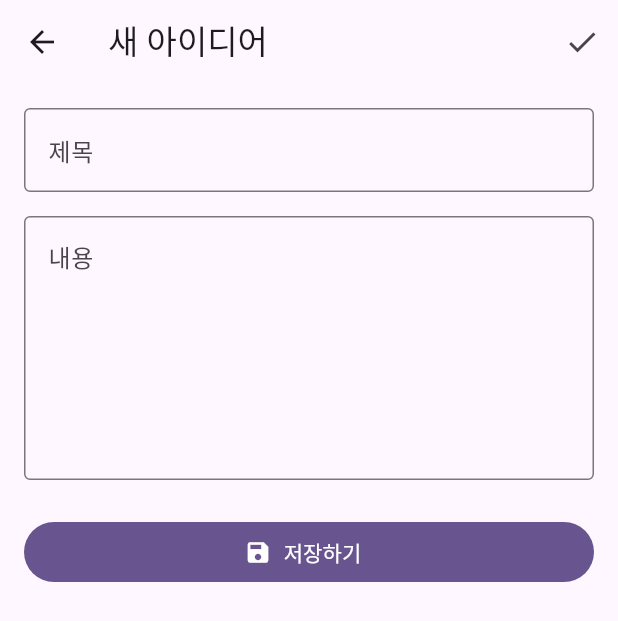
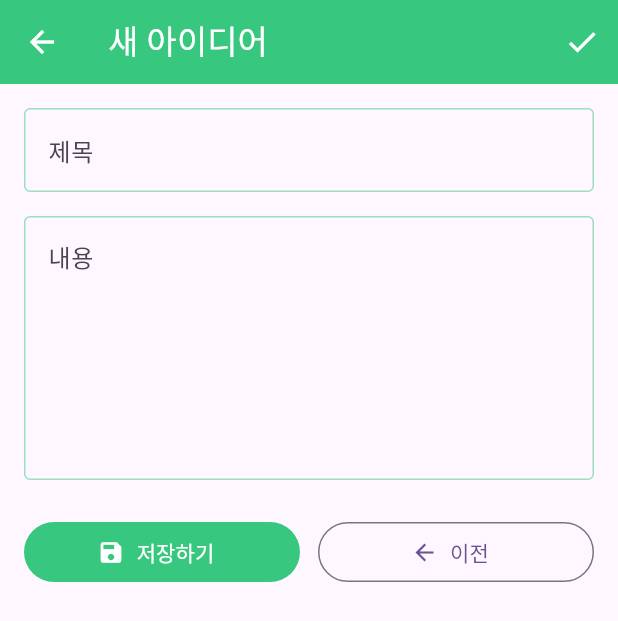
Before and after one commit to haniman999-wq/myapp, a Flutter app: the screen it shows after launch, after a tap on the "add" icon, on a phone screen of 412 x 824 dp. Shown: the top 621 px of the screen. Run offline on Flutter 3.47's test engine with Material 3 defaults, Android fonts, the phone set to English and light mode, and no system bars; our stand-ins replace sqflite; accounts and stored records are empty.

Commit message:
Add splash, search, settings screens and green UI theme
- Add SplashScreen as app entry point with navigation to main
- Add MainScreen with bottom navigation
- Add SearchScreen for filtering ideas
- Add SettingsScreen with delete-all support
- Apply green accent theme to idea form (inputs, buttons, app bar)
- Show save confirmation dialog on idea submit
- Add long-press to delete on home screen list items
- Add deleteAllIdeas to IdeaDatabase

Co-Authored-By: Claude Opus 4.8 <noreply@anthropic.com>

```diff
--- a/lib/main.dart
+++ b/lib/main.dart
@@ -1,6 +1,6 @@
 import 'package:flutter/material.dart';
 
-import 'screens/home_screen.dart';
+import 'screens/splash_screen.dart';
 
 void main() {
   runApp(const IdeaVaultApp());
@@ -17,7 +17,7 @@ class IdeaVaultApp extends StatelessWidget {
         colorScheme: ColorScheme.fromSeed(seedColor: Colors.deepPurple),
         useMaterial3: true,
       ),
-      home: const HomeScreen(),
+      home: const SplashScreen(),
     );
   }
 }
--- a/lib/screens/home_screen.dart
+++ b/lib/screens/home_screen.dart
@@ -55,7 +55,7 @@ class _HomeScreenState extends State<HomeScreen> {
           ),
           TextButton(
             onPressed: () => Navigator.of(context).pop(true),
-            child: const Text('삭제'),
+            child: const Text('삭제', style: TextStyle(color: Colors.red)),
           ),
         ],
       ),
@@ -130,6 +130,10 @@ class _HomeScreenState extends State<HomeScreen> {
                     onPressed: () => _toggleFavorite(idea),
                   ),
                   onTap: () => _openIdeaForm(idea: idea),
+                  onLongPress: () async {
+                    final confirmed = await _confirmDelete(idea);
+                    if (confirmed) _deleteIdea(idea);
+                  },
                 ),
               );
             },
--- a/lib/screens/idea_form_screen.dart
+++ b/lib/screens/idea_form_screen.dart
@@ -1,6 +1,8 @@
 import 'package:flutter/material.dart';
 
 import '../models/idea.dart';
+
+const Color _kPrimaryGreen = Color(0xFF38C77F);
 
 class IdeaFormScreen extends StatefulWidget {
   const IdeaFormScreen({super.key, this.idea});
@@ -34,7 +36,7 @@ class _IdeaFormScreenState extends State<IdeaFormScreen> {
     super.dispose();
   }
 
-  void _submit() {
+  Future<void> _submit() async {
     if (!_formKey.currentState!.validate()) return;
 
     final result = (widget.idea ?? Idea(title: '', content: '', createdAt: DateTime.now()))
@@ -43,6 +45,41 @@ class _IdeaFormScreenState extends State<IdeaFormScreen> {
       content: _contentController.text.trim(),
     );
 
+    await showDialog<void>(
+      context: context,
+      barrierDismissible: false,
+      builder: (context) => AlertDialog(
+        content: Column(
+          mainAxisSize: MainAxisSize.min,
+          children: [
+            const Icon(Icons.check_circle, color: _kPrimaryGreen, size: 72),
+            const SizedBox(height: 16),
+            const Text(
+              '저장되었습니다!',
+              textAlign: TextAlign.center,
+              style: TextStyle(fontSize: 20, fontWeight: FontWeight.bold),
+            ),
+          ],
+        ),
+        actionsAlignment: MainAxisAlignment.center,
+        actions: [
+          SizedBox(
+            width: double.infinity,
+            child: FilledButton(
+              style: FilledButton.styleFrom(
+                backgroundColor: _kPrimaryGreen,
+                foregroundColor: Colors.white,
+                padding: const EdgeInsets.symmetric(vertical: 16),
+              ),
+              onPressed: () => Navigator.of(context).pop(),
+              child: const Text('확인', style: TextStyle(fontSize: 16)),
+            ),
+          ),
+        ],
+      ),
+    );
+
+    if (!mounted) return;
     Navigator.of(context).pop(result);
   }
 
@@ -50,6 +87,8 @@ class _IdeaFormScreenState extends State<IdeaFormScreen> {
   Widget build(BuildContext context) {
     return Scaffold(
       appBar: AppBar(
+        backgroundColor: _kPrimaryGreen,
+        foregroundColor: Colors.white,
         title: Text(_isEditing ? '아이디어 수정' : '새 아이디어'),
         actions: [
           IconButton(
@@ -66,9 +105,16 @@ class _IdeaFormScreenState extends State<IdeaFormScreen> {
           children: [
             TextFormField(
               controller: _titleController,
-              decoration: const InputDecoration(
+              decoration: InputDecoration(
                 labelText: '제목',
-                border: OutlineInputBorder(),
+                border: const OutlineInputBorder(),
+                enabledBorder: OutlineInputBorder(
+                  borderSide: BorderSide(color: _kPrimaryGreen.withValues(alpha: 0.5)),
+                ),
+                focusedBorder: const OutlineInputBorder(
+                  borderSide: BorderSide(color: _kPrimaryGreen, width: 2),
+                ),
+                floatingLabelStyle: const TextStyle(color: _kPrimaryGreen),
               ),
               textInputAction: TextInputAction.next,
               validator: (value) {
@@ -81,9 +127,16 @@ class _IdeaFormScreenState extends State<IdeaFormScreen> {
             const SizedBox(height: 16),
             TextFormField(
               controller: _contentController,
-              decoration: const InputDecoration(
+              decoration: InputDecoration(
                 labelText: '내용',
-                border: OutlineInputBorder(),
+                border: const OutlineInputBorder(),
+                enabledBorder: OutlineInputBorder(
+                  borderSide: BorderSide(color: _kPrimaryGreen.withValues(alpha: 0.5)),
+                ),
+                focusedBorder: const OutlineInputBorder(
+                  borderSide: BorderSide(color: _kPrimaryGreen, width: 2),
+                ),
+                floatingLabelStyle: const TextStyle(color: _kPrimaryGreen),
                 alignLabelWithHint: true,
               ),
               minLines: 6,
@@ -97,10 +150,28 @@ class _IdeaFormScreenState extends State<IdeaFormScreen> {
               },
             ),
             const SizedBox(height: 24),
-            FilledButton.icon(
-              onPressed: _submit,
-              icon: const Icon(Icons.save),
-              label: Text(_isEditing ? '수정 완료' : '저장하기'),
+            Row(
+              children: [
+                Expanded(
+                  child: FilledButton.icon(
+                    style: FilledButton.styleFrom(
+                      backgroundColor: _kPrimaryGreen,
+                      foregroundColor: Colors.white,
+                    ),
+                    onPressed: _submit,
+                    icon: const Icon(Icons.save),
+                    label: Text(_isEditing ? '수정 완료' : '저장하기'),
+                  ),
+                ),
+                const SizedBox(width: 12),
+                Expanded(
+                  child: OutlinedButton.icon(
+                    onPressed: () => Navigator.of(context).pop(),
+                    icon: const Icon(Icons.arrow_back),
+                    label: const Text('이전'),
+                  ),
+                ),
+              ],
             ),
           ],
         ),
--- /dev/null
+++ b/lib/screens/main_screen.dart
@@ -0,0 +1,48 @@
+import 'package:flutter/material.dart';
+
+import 'home_screen.dart';
+import 'search_screen.dart';
+import 'settings_screen.dart';
+
+const Color _kPrimaryBlue = Color(0xFF0080F7);
+
+class MainScreen extends StatefulWidget {
+  const MainScreen({super.key});
+
+  @override
+  State<MainScreen> createState() => _MainScreenState();
+}
+
+class _MainScreenState extends State<MainScreen> {
+  int _selectedIndex = 0;
+
+  void _onTabTapped(int index) {
+    setState(() {
+      _selectedIndex = index;
+    });
+  }
+
+  @override
+  Widget build(BuildContext context) {
+    final screens = <Widget>[
+      const HomeScreen(),
+      const SearchScreen(),
+      const SettingsScreen(),
+    ];
+
+    return Scaffold(
+      body: screens[_selectedIndex],
+      bottomNavigationBar: BottomNavigationBar(
+        currentIndex: _selectedIndex,
+        onTap: _onTabTapped,
+        selectedItemColor: _kPrimaryBlue,
+        unselectedItemColor: Colors.grey,
+        items: const [
+          BottomNavigationBarItem(icon: Icon(Icons.home), label: '홈'),
+          BottomNavigationBarItem(icon: Icon(Icons.search), label: '검색'),
+          BottomNavigationBarItem(icon: Icon(Icons.settings), label: '설정'),
+        ],
+      ),
+    );
+  }
+}
--- /dev/null
+++ b/lib/screens/splash_screen.dart
@@ -0,0 +1,137 @@
+import 'dart:async';
+
+import 'package:flutter/material.dart';
+
+import 'main_screen.dart';
+
+const Color _kPrimaryGreen = Color(0xFF38C77F);
+
+class SplashScreen extends StatefulWidget {
+  const SplashScreen({super.key});
+
+  @override
+  State<SplashScreen> createState() => _SplashScreenState();
+}
+
+class _SplashScreenState extends State<SplashScreen>
+    with SingleTickerProviderStateMixin {
+  late final AnimationController _controller;
+  late final Animation<double> _gatherScale;
+  late final Animation<double> _flashScale;
+  late final Animation<double> _flashOpacity;
+
+  @override
+  void initState() {
+    super.initState();
+    _controller = AnimationController(
+      vsync: this,
+      duration: const Duration(milliseconds: 900),
+    );
+
+    _gatherScale = Tween<double>(begin: 1.0, end: 0.0).animate(
+      CurvedAnimation(
+        parent: _controller,
+        curve: const Interval(0.0, 0.55, curve: Curves.easeInBack),
+      ),
+    );
+    _flashScale = Tween<double>(begin: 0.0, end: 60.0).animate(
+      CurvedAnimation(
+        parent: _controller,
+        curve: const Interval(0.45, 1.0, curve: Curves.easeIn),
+      ),
+    );
+    _flashOpacity = Tween<double>(begin: 0.0, end: 1.0).animate(
+      CurvedAnimation(
+        parent: _controller,
+        curve: const Interval(0.45, 0.75, curve: Curves.easeIn),
+      ),
+    );
+
+    _runSequence();
+  }
+
+  Future<void> _runSequence() async {
+    await Future.delayed(const Duration(seconds: 2));
+    if (!mounted) return;
+    await _controller.forward();
+    if (!mounted) return;
+
+    Navigator.of(context).pushReplacement(
+      PageRouteBuilder(
+        transitionDuration: const Duration(milliseconds: 400),
+        pageBuilder: (_, animation, _) => const MainScreen(),
+        transitionsBuilder: (_, animation, _, child) {
+          return FadeTransition(
+            opacity: CurvedAnimation(parent: animation, curve: Curves.easeOut),
+            child: child,
+          );
+        },
+      ),
+    );
+  }
+
+  @override
+  void dispose() {
+    _controller.dispose();
+    super.dispose();
+  }
+
+  @override
+  Widget build(BuildContext context) {
+    return Scaffold(
+      backgroundColor: _kPrimaryGreen,
+      body: AnimatedBuilder(
+        animation: _controller,
+        builder: (context, child) {
+          return Stack(
+            fit: StackFit.expand,
+            children: [
+              Center(
+                child: ClipOval(
+                  child: Transform.scale(
+                    scale: _gatherScale.value,
+                    child: Container(
+                      width: 320,
+                      height: 320,
+                      color: _kPrimaryGreen,
+                      alignment: Alignment.center,
+                      padding: const EdgeInsets.all(24),
+                      child: const Text(
+                        '씽크 뱅크\n베리나이스',
+                        textAlign: TextAlign.center,
+                        style: TextStyle(
+                          color: Colors.white,
+                          fontSize: 30,
+                          fontWeight: FontWeight.bold,
+                          height: 1.4,
+                        ),
+                      ),
+                    ),
+                  ),
+                ),
+              ),
+              IgnorePointer(
+                child: Center(
+                  child: Opacity(
+                    opacity: _flashOpacity.value,
+                    child: Transform.scale(
+                      scale: _flashScale.value,
+                      child: Container(
+                        width: 24,
+                        height: 24,
+                        decoration: const BoxDecoration(
+                          color: Colors.white,
+                          shape: BoxShape.circle,
+                        ),
+                      ),
+                    ),
+                  ),
+                ),
+              ),
+            ],
+          );
+        },
+      ),
+    );
+  }
+}
--- a/lib/services/idea_database.dart
+++ b/lib/services/idea_database.dart
@@ -65,6 +65,11 @@ class IdeaDatabase {
     await db.delete('ideas', where: 'id = ?', whereArgs: [id]);
   }
 
+  Future<void> deleteAllIdeas() async {
+    final db = await database;
+    await db.delete('ideas');
+  }
+
   Future<void> toggleFavorite(int id, bool isFavorite) async {
     final db = await database;
     await db.update(
```
Also changed, not shown: lib/screens/search_screen.dart (added, +129 -0 lines), lib/screens/settings_screen.dart (added, +104 -0 lines), .claude/settings.local.json.
